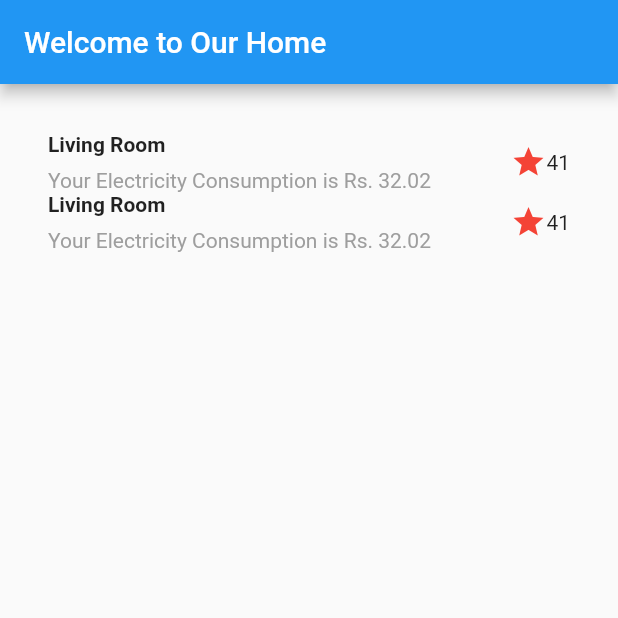
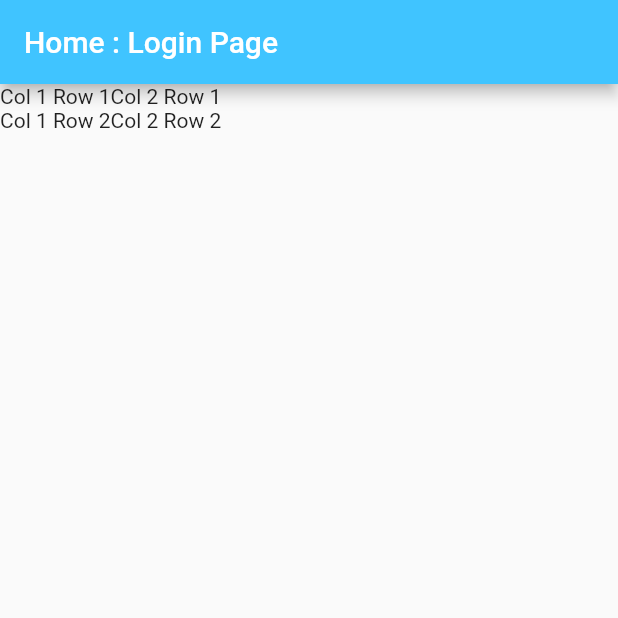
Before and after one commit to thatswhatthecodesaid/frontapp, a Flutter app: the screen it shows after launch, on a phone screen of 412 x 824 dp, the top half of it. Run offline on Flutter 3.47's test engine with Material 2 defaults, Android fonts, the phone set to English and light mode, and no system bars.

Commit message:
Second Commit

```diff
--- a/lib/screens/screen1.dart
+++ b/lib/Dump/screen1.dart
@@ -5,7 +5,6 @@ class MyFlutterApp extends StatelessWidget{
      return(MaterialApp(debugShowCheckedModeBanner: false,
       title: "My Flutter App",
       home: Scaffold(
-        appBar: AppBar(title: Text("My First Screen"),),
         body:Material(
           color:Colors.lightBlueAccent,
           child: Center(
--- /dev/null
+++ b/lib/Screens/HomePage.dart
@@ -0,0 +1 @@
+import "package:flutter/material.dart";
--- a/lib/main.dart
+++ b/lib/main.dart
@@ -1,12 +1,80 @@
 // import 'package:firstapp/screens/screen1.dart';
-import 'package:firstapp/screens/Row.dart';
+// import 'package:firstapp/screens/Row.dart';
+// import 'package:firstapp/screens/Drawer.dart';
+
 import "package:flutter/material.dart";
 
-void main(){
-  runApp(
-    new OurRow()
+void main() => runApp(SuperApp());
+
+class HomePage extends StatelessWidget{
+  @override
+  Widget build(BuildContext context) {
+    return MaterialApp(
+      title: "Fucking Bitch",
+      home:Scaffold(
+        appBar: AppBar(title: Text("name")),
+        body:Text("IOT")
+      )
     );
+  }
 
 }
 
-// Container Widget
+class MyApp extends StatelessWidget {
+  static const String _title = 'Zeus';
+
+  @override
+  Widget build(BuildContext context) {
+    return MaterialApp(
+      title: _title,
+      home: Scaffold(
+        appBar: AppBar(title: const Text(_title)),
+        body: Container(
+          child: RaisedButton(
+              color: Colors.deepPurple,
+              textColor: Colors.white,
+              elevation: 6.0,
+              onPressed: () { print("Pressed"); },
+              child:Text("Book You Tickets")
+            )
+        ),
+      ),
+    );
+  }
+}
+
+
+class SuperApp extends StatelessWidget{
+  @override
+  Widget build(BuildContext context){
+    return MaterialApp(
+      title: "App Title",
+      home:Scaffold(
+        appBar: AppBar(title:Text( "Home : Login Page"),backgroundColor: Colors.lightBlueAccent,),
+        body:Container(
+          child:Column(
+            children: [
+              Row(
+                children: [
+                  Text("Col 1 Row 1"),
+                  Text("Col 2 Row 1"),
+                ],
+              ),  // Row 1
+              Row(
+                children: [
+                  Text("Col 1 Row 2"),
+                  Text("Col 2 Row 2"),
+                ],
+              ),
+            ],
+          )
+        )
+      )
+    );
+    }
+
+
+}
+
+class LoginPage {
+}
--- a/lib/screens/Row.dart
+++ /dev/null
@@ -1,103 +0,0 @@
-import "package:flutter/material.dart";
-
-class OurRow extends StatelessWidget{
-
-  Widget titleSection = Container(
-  padding: const EdgeInsets.all(32),
-  child: Column(
-    children: [
-       Row(
-    children: [
-      Expanded(
-        /*1*/
-        child: Column(
-          padding:const EdgeInsets.only(top: 8.0),
-          crossAxisAlignment: CrossAxisAlignment.start,
-          children: [
-            /*2*/
-            Container(
-              padding: const EdgeInsets.only(bottom: 8),
-              child: Text(
-                'Living Room',
-                style: TextStyle(
-                  fontWeight: FontWeight.bold,
-                ),
-              ),
-            ),
-            Text(
-              'Your Electricity Consumption is Rs. 32.02',
-              style: TextStyle(
-                color: Colors.grey[500],
-              ),
-            ),
-          ],
-        ),
-      ),
-      /*3*/
-      Icon(
-        Icons.star,
-        color: Colors.red[500],
-      ),
-      Text('41'),
-    ],
-  ),Row(
-    children: [
-      Expanded(
-        /*1*/
-        child: Column(
-          crossAxisAlignment: CrossAxisAlignment.start,
-          children: [
-            /*2*/
-            Container(
-              padding: const EdgeInsets.only(bottom: 8),
-              child: Text(
-                'Living Room',
-                style: TextStyle(
-                  fontWeight: FontWeight.bold,
-                ),
-              ),
-            ),
-            Text(
-              'Your Electricity Consumption is Rs. 32.02',
-              style: TextStyle(
-                color: Colors.grey[500],
-              ),
-            ),
-          ],
-        ),
-      ),
-      /*3*/
-      Icon(
-        Icons.star,
-        color: Colors.red[500],
-      ),
-      Text('41'),
-    ],
-  ),
-    ],
-  )
-
-);
-
-
-  @override
-  Widget build(BuildContext context) {
-   return(
-     MaterialApp(
-       title:"Making Good App",
-       home:Scaffold(
-         appBar: AppBar(
-           title: Text("Welcome to Our Home"),
-         ),
-         body:(
-           Center(child: titleSection,
-
-           )
-         )
-       )
-     )
-     );
-  }
-
-
-}
--- a/pubspec.yaml
+++ b/pubspec.yaml
@@ -23,6 +23,8 @@ dependencies:
   # The following adds the Cupertino Icons font to your application.
   # Use with the CupertinoIcons class for iOS style icons.
   cupertino_icons: ^0.1.2
+  http: ^0.12.0+4
+
 
 dev_dependencies:
   flutter_test:
```
Also changed, not shown: lib/Dump/Drawer.dart (added, +62 -0 lines), lib/Dump/Row.dart (added, +66 -0 lines), lib/Dump/Container.dart (renamed from lib/screens/Container.dart), lib/Dump/signup.dart (added), pubspec.lock.
